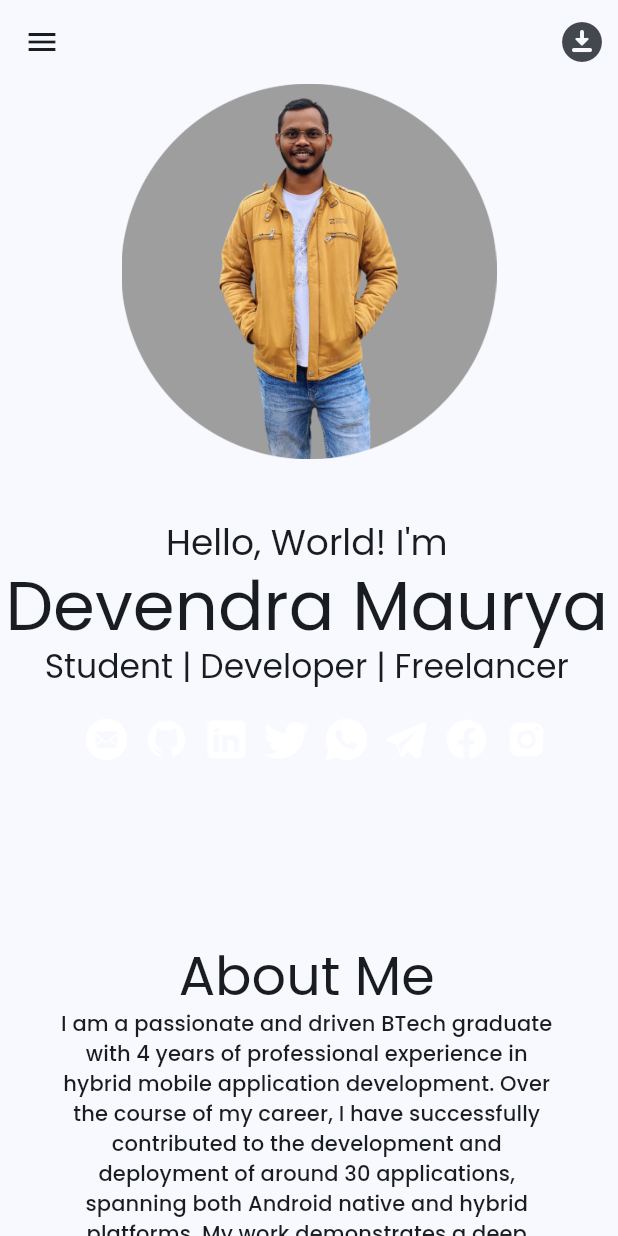
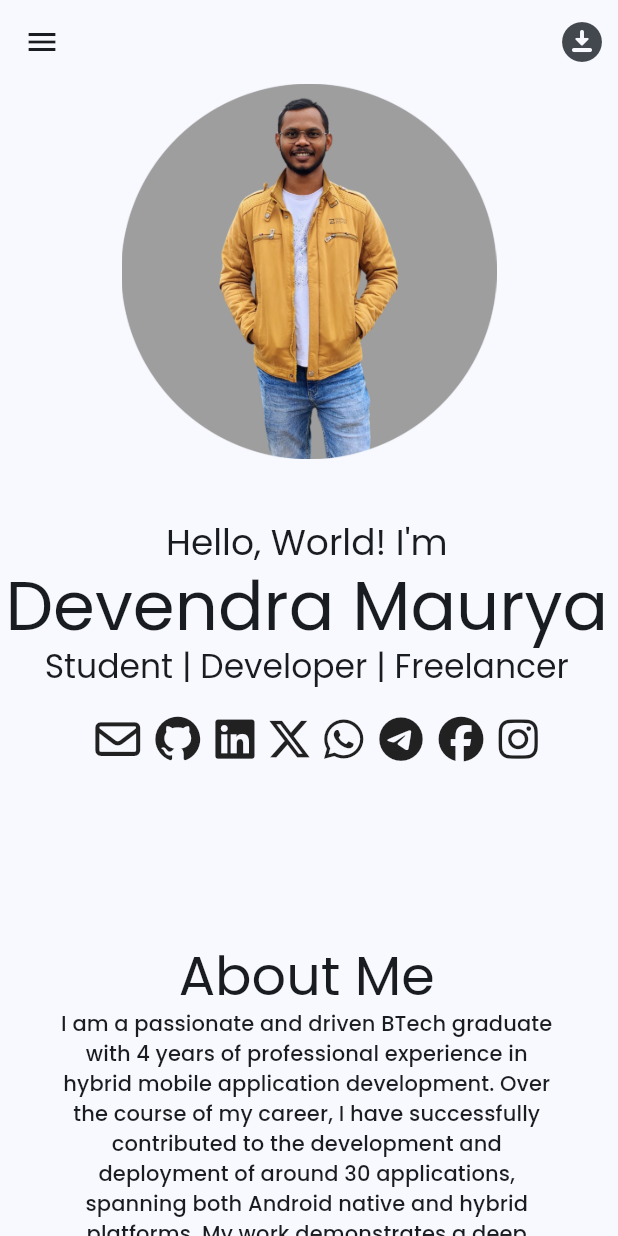
Before and after one commit to devendra456/devendramaurya, a Flutter app: the screen it shows after launch, on a phone screen of 412 x 824 dp. Run offline on Flutter 3.47's test engine with Material 3 defaults, Android fonts, the phone set to English and light mode, and no system bars; our stand-ins replace firebase_core, flutter_bloc, flutter_native_splash, font_awesome_flutter, google_fonts; accounts and stored records are empty; statements that could not run were skipped.

Commit message:
theme icon issue fixed

```diff
--- a/lib/features/dashboard/widgets/button_icon.dart
+++ b/lib/features/dashboard/widgets/button_icon.dart
@@ -1,19 +1,19 @@
 import 'dart:developer';
 
 import 'package:flutter/material.dart';
+import 'package:font_awesome_flutter/font_awesome_flutter.dart';
 import 'package:url_launcher/url_launcher.dart';
 
 class ButtonIcon {
-  final String name;
+  final IconData icon;
   final Uri url;
-  final double height;
-  final double width;
+  final double size;
 
   ButtonIcon(
-      {required this.name,
+      {required this.icon,
       required this.url,
-      this.height = 30.0,
-      this.width = 30.0});
+      this.size = 30,
+      });
 
   Widget returnButton() {
     return MouseRegion(
@@ -27,8 +27,7 @@ class ButtonIcon {
         },
         child: Tooltip(
           message: url.toString(),
-          child: Image.asset('assets/icons/$name.png',
-              height: height, width: width),
+          child: FaIcon(icon, size: size),
         ),
       ),
     );
--- a/lib/features/dashboard/widgets/container_card.dart
+++ b/lib/features/dashboard/widgets/container_card.dart
@@ -19,18 +19,10 @@ class ContainerCard {
     required String message,
     required Uri url,
   }) {
-    return Container(
-      decoration: BoxDecoration(
-        // color: AppThemeData.cardGrey,
+    return Card(
+      margin: EdgeInsets.zero,
+      shape: RoundedRectangleBorder(
         borderRadius: BorderRadius.circular(10.0),
-        boxShadow: [
-          BoxShadow(
-            color: Colors.black.withOpacity(0.2),
-            spreadRadius: 2,
-            blurRadius: 5,
-            offset: const Offset(0, 3), // changes position of shadow
-          ),
-        ],
       ),
       child: Padding(
         padding: const EdgeInsets.all(30.0),
@@ -76,18 +68,10 @@ class ContainerCard {
     required String message,
     required Uri url,
   }) {
-    return Container(
-      decoration: BoxDecoration(
-        // color: AppThemeData.cardGrey,
+    return Card(
+      margin: EdgeInsets.zero,
+      shape: RoundedRectangleBorder(
         borderRadius: BorderRadius.circular(10.0),
-        boxShadow: [
-          BoxShadow(
-            color: Colors.black.withOpacity(0.2),
-            spreadRadius: 2,
-            blurRadius: 5,
-            offset: const Offset(0, 3), // changes position of shadow
-          ),
-        ],
       ),
       child: Padding(
         padding: const EdgeInsets.all(30.0),
@@ -153,18 +137,10 @@ class ContainerCard {
     required Uri url,
     required bool isButtonEnabled,
   }) {
-    return Container(
-      decoration: BoxDecoration(
-        // color: AppThemeData.cardGrey,
+    return Card(
+      margin: EdgeInsets.zero,
+      shape: RoundedRectangleBorder(
         borderRadius: BorderRadius.circular(10.0),
-        boxShadow: [
-          BoxShadow(
-            color: Colors.black.withOpacity(0.2),
-            spreadRadius: 2,
-            blurRadius: 5,
-            offset: const Offset(0, 3), // changes position of shadow
-          ),
-        ],
       ),
       child: Padding(
         padding: const EdgeInsets.all(30.0),
@@ -255,18 +231,10 @@ class ContainerCard {
     required String message,
     required Uri url,
   }) {
-    return Container(
-      decoration: BoxDecoration(
-        // color: AppThemeData.cardGrey,
+    return Card(
+      margin: EdgeInsets.zero,
+      shape: RoundedRectangleBorder(
         borderRadius: BorderRadius.circular(10.0),
-        boxShadow: [
-          BoxShadow(
-            color: Colors.black.withOpacity(0.2),
-            spreadRadius: 2,
-            blurRadius: 5,
-            offset: const Offset(0, 3), // changes position of shadow
-          ),
-        ],
       ),
       child: Padding(
         padding: const EdgeInsets.all(30.0),
@@ -330,18 +298,10 @@ class ContainerCard {
     String? androidLink,
     String? iOSLink,
   }) {
-    return Container(
-      decoration: BoxDecoration(
-        // color: AppThemeData.cardGrey,
+    return Card(
+      margin: EdgeInsets.zero,
+      shape: RoundedRectangleBorder(
         borderRadius: BorderRadius.circular(10.0),
-        boxShadow: [
-          BoxShadow(
-            color: Colors.black.withOpacity(0.2),
-            spreadRadius: 2,
-            blurRadius: 5,
-            offset: const Offset(0, 3), // changes position of shadow
-          ),
-        ],
       ),
       child: Padding(
         padding: const EdgeInsets.all(30.0),
--- a/lib/features/dashboard/widgets/social_profiles.dart
+++ b/lib/features/dashboard/widgets/social_profiles.dart
@@ -1,4 +1,5 @@
 import 'package:flutter/material.dart';
+import 'package:font_awesome_flutter/font_awesome_flutter.dart';
 
 import '../../../app/statics/data_values.dart';
 import 'button_icon.dart';
@@ -12,25 +13,25 @@ class SocialProfiles extends StatelessWidget {
       mainAxisAlignment: MainAxisAlignment.center,
       children: [
         const SizedBox(width: 10.0),
-        ButtonIcon(name: 'email', url: DataValues.emailURL).returnButton(),
+        ButtonIcon(icon: FontAwesomeIcons.envelope, url: DataValues.emailURL).returnButton(),
         const SizedBox(width: 10.0),
-        ButtonIcon(name: 'github', url: DataValues.githubURL).returnButton(),
+        ButtonIcon(icon: FontAwesomeIcons.github, url: DataValues.githubURL).returnButton(),
         const SizedBox(width: 10.0),
-        ButtonIcon(name: 'linkedin', url: DataValues.linkedinURL)
+        ButtonIcon(icon: FontAwesomeIcons.linkedin, url: DataValues.linkedinURL)
             .returnButton(),
         const SizedBox(width: 10.0),
-        ButtonIcon(name: 'twitter', url: DataValues.twitterURL).returnButton(),
+        ButtonIcon(icon: FontAwesomeIcons.xTwitter, url: DataValues.twitterURL).returnButton(),
         const SizedBox(width: 10.0),
-        ButtonIcon(name: 'whatsapp', url: DataValues.whatsappURL)
+        ButtonIcon(icon: FontAwesomeIcons.whatsapp, url: DataValues.whatsappURL)
             .returnButton(),
         const SizedBox(width: 10.0),
-        ButtonIcon(name: 'telegram', url: DataValues.telegramURL)
+        ButtonIcon(icon: FontAwesomeIcons.telegram, url: DataValues.telegramURL)
             .returnButton(),
         const SizedBox(width: 10.0),
-        ButtonIcon(name: 'facebook', url: DataValues.facebookURL)
+        ButtonIcon(icon: FontAwesomeIcons.facebook, url: DataValues.facebookURL)
             .returnButton(),
         const SizedBox(width: 10.0),
-        ButtonIcon(name: 'instagram', url: DataValues.instagramURL)
+        ButtonIcon(icon: FontAwesomeIcons.instagram, url: DataValues.instagramURL)
             .returnButton(),
       ],
     );
--- a/pubspec.yaml
+++ b/pubspec.yaml
@@ -3,7 +3,7 @@ description: "A new Flutter project."
 
 publish_to: 'none'
 
-version: 3.0.1+11
+version: 3.0.2+12
 
 environment:
   sdk: ^3.6.1
@@ -22,6 +22,7 @@ dependencies:
   url_launcher: ^6.3.1
   flutter_native_splash: ^2.4.4
   firebase_core: ^3.10.0
+  font_awesome_flutter: ^10.12.0
 
 dev_dependencies:
   flutter_test:
```
Also changed, not shown: assets/icons/done.png (deleted), assets/icons/email.png (deleted), assets/icons/facebook.png (deleted), assets/icons/github.png (deleted), assets/icons/instagram.png (deleted), assets/icons/linkedin.png (deleted), assets/icons/resume.png (deleted), assets/icons/telegram.png (deleted), assets/icons/twitter.png (deleted), assets/icons/whatsapp.png (deleted), assets/icons/youtube.png (deleted), pubspec.lock.
